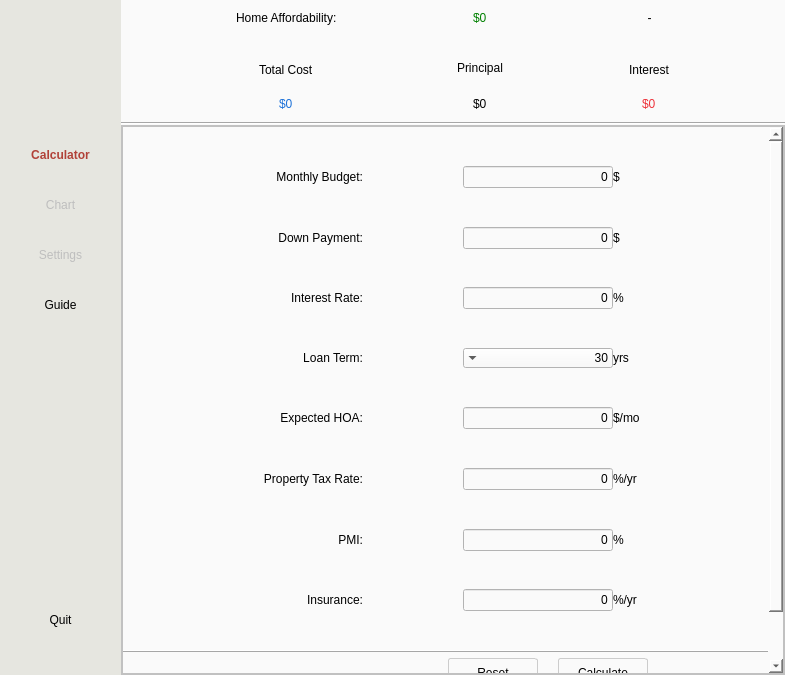
This is home-choice-pro/resources/main_window.ui in Josh-Voyles/affordable as Qt 5 draws it before an edit. The edited form follows.
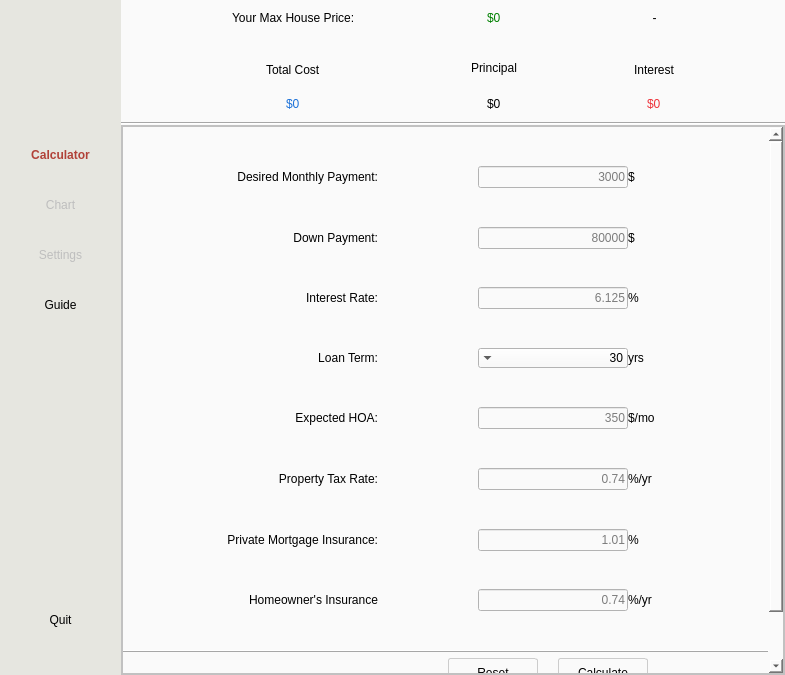
This is the edited form. Icons and pictures are not drawn.

Commit message: Fixed #136, text boxes have limited entry via regex, placeholders, and default values

```diff
--- a/home-choice-pro/resources/main_window.ui
+++ b/home-choice-pro/resources/main_window.ui
@@ -409,7 +409,7 @@
               <item>
                <widget class="QLabel" name="homeAffordabilityLabel">
                 <property name="text">
-                 <string>Home Affordability:</string>
+                 <string>Your Max House Price:</string>
                 </property>
                </widget>
               </item>
@@ -458,7 +458,7 @@
               </property>
               <property name="sizeHint" stdset="0">
                <size>
-                <width>100</width>
+                <width>80</width>
                 <height>20</height>
                </size>
               </property>
@@ -521,7 +521,7 @@
               </property>
               <property name="sizeHint" stdset="0">
                <size>
-                <width>120</width>
+                <width>100</width>
                 <height>20</height>
                </size>
               </property>
@@ -684,7 +684,7 @@
               <property name="geometry">
                <rect>
                 <x>0</x>
-                <y>-54</y>
+                <y>0</y>
                 <width>645</width>
                 <height>600</height>
                </rect>
@@ -765,7 +765,7 @@
                      </property>
                      <property name="sizeHint" stdset="0">
                       <size>
-                       <width>40</width>
+                       <width>30</width>
                        <height>20</height>
                       </size>
                      </property>
@@ -775,7 +775,7 @@
                     <widget class="QLabel" name="monthlyPaymentLabel">
                      <property name="minimumSize">
                       <size>
-                       <width>200</width>
+                       <width>225</width>
                        <height>0</height>
                       </size>
                      </property>
@@ -786,7 +786,7 @@
                       <string notr="true"/>
                      </property>
                      <property name="text">
-                      <string>Monthly Budget:</string>
+                      <string>Desired Monthly Payment:</string>
                      </property>
                      <property name="alignment">
                       <set>Qt::AlignRight|Qt::AlignTrailing|Qt::AlignVCenter</set>
@@ -832,12 +832,36 @@
                        <height>16777215</height>
                       </size>
                      </property>
+                     <property name="inputMask">
+                      <string/>
+                     </property>
                      <property name="text">
-                      <string>0</string>
+                      <string/>
+                     </property>
+                     <property name="maxLength">
+                      <number>32767</number>
+                     </property>
+                     <property name="frame">
+                      <bool>true</bool>
+                     </property>
+                     <property name="echoMode">
+                      <enum>QLineEdit::Normal</enum>
+                     </property>
+                     <property name="cursorPosition">
+                      <number>0</number>
                      </property>
                      <property name="alignment">
                       <set>Qt::AlignRight|Qt::AlignTrailing|Qt::AlignVCenter</set>
                      </property>
+                     <property name="placeholderText">
+                      <string>3000</string>
+                     </property>
+                     <property name="cursorMoveStyle">
+                      <enum>Qt::LogicalMoveStyle</enum>
+                     </property>
+                     <property name="clearButtonEnabled">
+                      <bool>false</bool>
+                     </property>
                     </widget>
                    </item>
                    <item>
@@ -905,7 +929,7 @@
                      </property>
                      <property name="sizeHint" stdset="0">
                       <size>
-                       <width>40</width>
+                       <width>30</width>
                        <height>20</height>
                       </size>
                      </property>
@@ -915,7 +939,7 @@
                     <widget class="QLabel" name="downPaymentLabel">
                      <property name="minimumSize">
                       <size>
-                       <width>200</width>
+                       <width>225</width>
                        <height>0</height>
                       </size>
                      </property>
@@ -966,12 +990,21 @@
                        <height>16777215</height>
                       </size>
                      </property>
+                     <property name="inputMask">
+                      <string/>
+                     </property>
                      <property name="text">
-                      <string>0</string>
+                      <string/>
+                     </property>
+                     <property name="maxLength">
+                      <number>32767</number>
                      </property>
                      <property name="alignment">
                       <set>Qt::AlignRight|Qt::AlignTrailing|Qt::AlignVCenter</set>
                      </property>
+                     <property name="placeholderText">
+                      <string>80000</string>
+                     </property>
                     </widget>
                    </item>
                    <item>
@@ -1030,7 +1063,7 @@
                      </property>
                      <property name="sizeHint" stdset="0">
                       <size>
-                       <width>40</width>
+                       <width>30</width>
                        <height>20</height>
                       </size>
                      </property>
@@ -1040,7 +1073,7 @@
                     <widget class="QLabel" name="interestRateLabel">
                      <property name="minimumSize">
                       <size>
-                       <width>200</width>
+                       <width>225</width>
                        <height>0</height>
                       </size>
                      </property>
@@ -1094,8 +1127,11 @@
                      <property name="layoutDirection">
                       <enum>Qt::LeftToRight</enum>
                      </property>
-                     <property name="text">
-                      <string>0</string>
+                     <property name="inputMask">
+                      <string/>
+                     </property>
+                     <property name="maxLength">
+                      <number>32767</number>
                      </property>
                      <property name="frame">
                       <bool>true</bool>
@@ -1106,6 +1142,12 @@
                      <property name="alignment">
                       <set>Qt::AlignRight|Qt::AlignTrailing|Qt::AlignVCenter</set>
                      </property>
+                     <property name="placeholderText">
+                      <string>6.125</string>
+                     </property>
+                     <property name="cursorMoveStyle">
+                      <enum>Qt::LogicalMoveStyle</enum>
+                     </property>
                     </widget>
                    </item>
                    <item>
@@ -1161,7 +1203,7 @@
                      </property>
                      <property name="sizeHint" stdset="0">
                       <size>
-                       <width>40</width>
+                       <width>30</width>
                        <height>20</height>
                       </size>
                      </property>
@@ -1180,7 +1222,7 @@
                      </property>
                      <property name="minimumSize">
                       <size>
-                       <width>200</width>
+                       <width>225</width>
                        <height>0</height>
                       </size>
                      </property>
@@ -1299,7 +1341,7 @@
                      </property>
                      <property name="sizeHint" stdset="0">
                       <size>
-                       <width>40</width>
+                       <width>30</width>
                        <height>20</height>
                       </size>
                      </property>
@@ -1309,7 +1351,7 @@
                     <widget class="QLabel" name="HOALabel">
                      <property name="minimumSize">
                       <size>
-                       <width>200</width>
+                       <width>225</width>
                        <height>0</height>
                       </size>
                      </property>
@@ -1367,11 +1409,17 @@
                       </size>
                      </property>
                      <property name="text">
-                      <string>0</string>
+                      <string/>
+                     </property>
+                     <property name="maxLength">
+                      <number>9</number>
                      </property>
                      <property name="alignment">
                       <set>Qt::AlignRight|Qt::AlignTrailing|Qt::AlignVCenter</set>
                      </property>
+                     <property name="placeholderText">
+                      <string>350</string>
+                     </property>
                     </widget>
                    </item>
                    <item>
@@ -1427,7 +1475,7 @@
                      </property>
                      <property name="sizeHint" stdset="0">
                       <size>
-                       <width>40</width>
+                       <width>30</width>
                        <height>20</height>
                       </size>
                      </property>
@@ -1437,7 +1485,7 @@
                     <widget class="QLabel" name="propertyTaxLabel">
                      <property name="minimumSize">
                       <size>
-                       <width>200</width>
+                       <width>225</width>
                        <height>0</height>
                       </size>
                      </property>
@@ -1495,11 +1543,17 @@
                       </size>
                      </property>
                      <property name="text">
-                      <string>0</string>
+                      <string/>
+                     </property>
+                     <property name="maxLength">
+                      <number>6</number>
                      </property>
                      <property name="alignment">
                       <set>Qt::AlignRight|Qt::AlignTrailing|Qt::AlignVCenter</set>
                      </property>
+                     <property name="placeholderText">
+                      <string>0.74</string>
+                     </property>
                     </widget>
                    </item>
                    <item>
@@ -1555,7 +1609,7 @@
                      </property>
                      <property name="sizeHint" stdset="0">
                       <size>
-                       <width>40</width>
+                       <width>30</width>
                        <height>20</height>
                       </size>
                      </property>
@@ -1565,7 +1619,7 @@
                     <widget class="QLabel" name="PMILabel">
                      <property name="minimumSize">
                       <size>
-                       <width>200</width>
+                       <width>225</width>
                        <height>0</height>
                       </size>
                      </property>
@@ -1573,7 +1627,7 @@
                       <string notr="true"/>
                      </property>
                      <property name="text">
-                      <string>PMI:</string>
+                      <string>Private Mortgage Insurance:</string>
                      </property>
                      <property name="alignment">
                       <set>Qt::AlignRight|Qt::AlignTrailing|Qt::AlignVCenter</set>
@@ -1623,11 +1677,17 @@
                       </size>
                      </property>
                      <property name="text">
-                      <string>0</string>
+                      <string/>
+                     </property>
+                     <property name="maxLength">
+                      <number>6</number>
                      </property>
                      <property name="alignment">
                       <set>Qt::AlignRight|Qt::AlignTrailing|Qt::AlignVCenter</set>
                      </property>
+                     <property name="placeholderText">
+                      <string>1.01</string>
+                     </property>
                     </widget>
                    </item>
                    <item>
@@ -1683,7 +1743,7 @@
                      </property>
                      <property name="sizeHint" stdset="0">
                       <size>
-                       <width>40</width>
+                       <width>30</width>
                        <height>20</height>
                       </size>
                      </property>
@@ -1693,7 +1753,7 @@
                     <widget class="QLabel" name="insuranceLabel">
                      <property name="minimumSize">
                       <size>
-                       <width>200</width>
+                       <width>225</width>
                        <height>0</height>
                       </size>
                      </property>
@@ -1701,7 +1761,7 @@
                       <string notr="true"/>
                      </property>
                      <property name="text">
-                      <string>Insurance:</string>
+                      <string>Homeowner's Insurance</string>
                      </property>
                      <property name="alignment">
                       <set>Qt::AlignRight|Qt::AlignTrailing|Qt::AlignVCenter</set>
@@ -1751,11 +1811,20 @@
                       </size>
                      </property>
                      <property name="text">
-                      <string>0</string>
+                      <string/>
+                     </property>
+                     <property name="maxLength">
+                      <number>6</number>
                      </property>
                      <property name="alignment">
                       <set>Qt::AlignRight|Qt::AlignTrailing|Qt::AlignVCenter</set>
                      </property>
+                     <property name="placeholderText">
+                      <string>0.74</string>
+                     </property>
+                     <property name="cursorMoveStyle">
+                      <enum>Qt::LogicalMoveStyle</enum>
+                     </property>
                     </widget>
                    </item>
                    <item>
```
Left out of the diff: 6 changed lines with no effect on the pictures. The commit also changes 3 other files.
